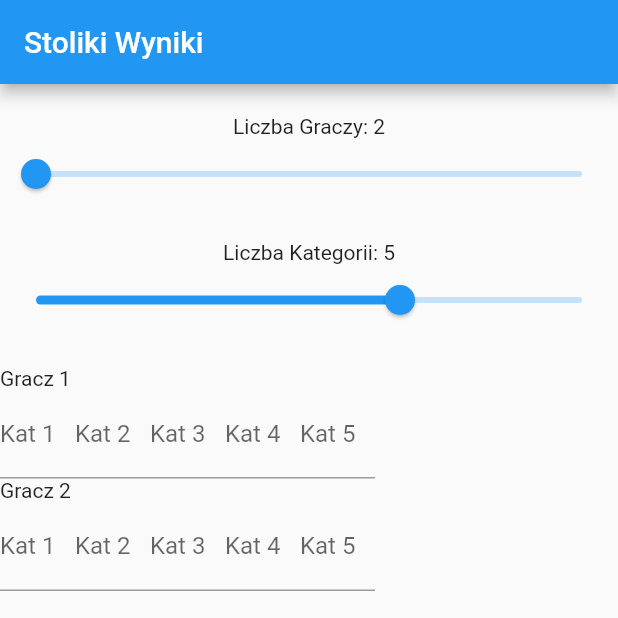
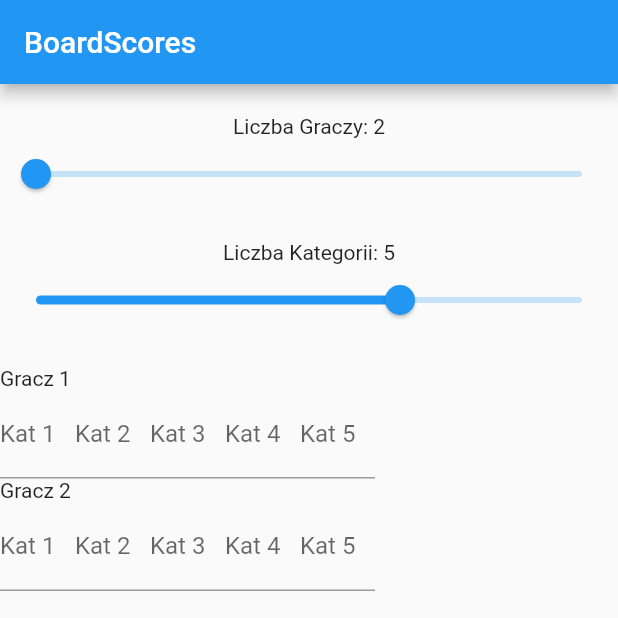
Before and after one commit to marekgrygo/BoardScore, a Flutter app: the screen it shows after launch, on a phone screen of 412 x 824 dp, the top half of it. Run offline on Flutter 3.47's test engine with Material 2 defaults, Android fonts, the light colour scheme and no system bars; our stand-ins replace font_awesome_flutter.

Commit message:
Return to project

```diff
--- a/lib/app/home/home_page.dart
+++ b/lib/app/home/home_page.dart
@@ -4,9 +4,7 @@ import 'package:font_awesome_flutter/font_awesome_flutter.dart';
 import 'package:stoliki_wyniki/app/home/alert_dialog.dart';
 
 class HomePage extends StatelessWidget {
-  const HomePage({
-    Key? key,
-  }) : super(key: key);
+  const HomePage({Key? key}) : super(key: key);
 
   @override
   Widget build(BuildContext context) {
@@ -26,15 +24,17 @@ class _ScoreTrackerState extends State<ScoreTracker> {
   int numberOfCategories = 5;
   List<String> playerNames = List.generate(2, (index) => "Gracz ${index + 1}");
   List<List<int>> scores = List.generate(2, (index) => List<int>.filled(5, 0));
-  List<int> playerTotalScores =
-      List<int>.generate(2, (index) => 0); // Inicjalizacja playerTotalScores
+  List<int> playerTotalScores = List<int>.generate(2, (index) => 0);
+  List<List<TextEditingController>> controllers = [];
 
-  // Dodaj kontrolery do pól tekstowych
-  List<List<TextEditingController>> controllers = [];
+  @override
+  void initState() {
+    super.initState();
+    initializeData();
+  }
 
   void initializeData() {
     setState(() {
-      // Aktualizuj rozmiar scores, jeśli liczba graczy lub kategorii się zwiększyła
       if (numberOfPlayers > scores.length) {
         scores.addAll(List.generate(numberOfPlayers - scores.length,
             (index) => List<int>.filled(numberOfCategories, 0)));
@@ -57,7 +57,6 @@ class _ScoreTrackerState extends State<ScoreTracker> {
           if (controllers[i].length <= j) {
             controllers[i].add(TextEditingController());
           }
-          // scores[i][j] = 0; // Usuń tę linię, aby uniknąć błędu
           controllers[i][j].clear();
         }
       }
@@ -65,14 +64,7 @@ class _ScoreTrackerState extends State<ScoreTracker> {
   }
 
   @override
-  void initState() {
-    super.initState();
-    initializeData();
-  }
-
-  @override
   void dispose() {
-    // Zwolnij kontrolery pól tekstowych
     for (int i = 0; i < controllers.length; i++) {
       for (int j = 0; j < controllers[i].length; j++) {
         controllers[i][j].dispose();
--- a/lib/main.dart
+++ b/lib/main.dart
@@ -40,7 +40,7 @@ class _MainScreenState extends State<MainScreen> {
   Widget build(BuildContext context) {
     return Scaffold(
       appBar: AppBar(
-        title: const Text('Stoliki Wyniki'),
+        title: const Text('BoardScores'),
       ),
       body: _screens[_currentIndex],
       bottomNavigationBar: BottomNavigationBar(
```
